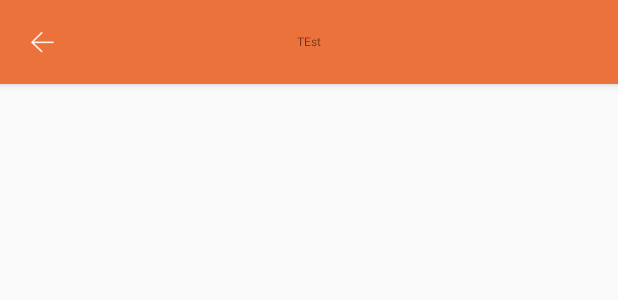
After one commit to PDonkey/PdkGiko, an Android app: the layout activity_web.xml on its own in the app's theme, with its tools: preview values and no code run, on a phone screen of 412 x 824 dp. The commit adds this screen. Shown: the top 300 px of the screen. Run offline under Robolectric (Android 15) with nearby library versions, the phone set to English and light mode, and no system bars; network calls fail.

```diff
--- a/app/src/main/java/com/pdk/pdkgiko/activity/GridActivity.java
+++ b/app/src/main/java/com/pdk/pdkgiko/activity/GridActivity.java
@@ -23,11 +23,8 @@ public class GridActivity extends BaseActivity implements GridGroupAdapter.DataC
     private DragGridView mGridView;
     private GridView mGridViewAll;
     private TextView mTextView;
-    //    private List<String> childList;
-//    private List<String> groupList;
     private List<GroupAppBean.AppBean> childList;
     private List<GroupAppBean.AppBean> groupList;
-    //    private List<GroupAppBean.AppBean> appBeanList;
     private GridChildAdapter gridChildAdapter;
     private GridGroupAdapter gridGroupAdapter;
 
@@ -50,9 +47,6 @@ public class GridActivity extends BaseActivity implements GridGroupAdapter.DataC
 //            groupList.add("item" + i);
             groupList.add(new GroupAppBean.AppBean(false, "item" + i));
         }
-//        for (int i = 0; i < 10; i++) {
-//            childList.add("item" + i);
-//        }
         gridChildAdapter = new GridChildAdapter(this, childList);
         gridGroupAdapter = new GridGroupAdapter(this, groupList, childList);
         mGridView.setAdapter(gridChildAdapter);
--- a/app/src/main/java/com/pdk/pdkgiko/ui/category/CategoryContract.java
+++ b/app/src/main/java/com/pdk/pdkgiko/ui/category/CategoryContract.java
@@ -22,7 +22,7 @@ public interface CategoryContract {
 
         void hideSwipLoading();
 
-        void setLoding();
+//        void setLoding();
 
         String getCategoryName();
 
--- /dev/null
+++ b/app/src/main/res/layout/activity_web.xml
@@ -0,0 +1,30 @@
+<?xml version="1.0" encoding="utf-8"?>
+<android.support.constraint.ConstraintLayout xmlns:android="http://schemas.android.com/apk/res/android"
+    xmlns:app="http://schemas.android.com/apk/res-auto"
+    android:layout_width="match_parent"
+    android:layout_height="match_parent">
+
+    <android.support.design.widget.AppBarLayout
+        android:layout_width="match_parent"
+        android:layout_height="wrap_content">
+
+        <android.support.v7.widget.Toolbar
+            android:id="@+id/web_toolbar"
+            android:layout_width="match_parent"
+            android:layout_height="?attr/actionBarSize"
+            android:fitsSystemWindows="true"
+            app:navigationIcon="@mipmap/icon_back">
+
+            <TextView
+                android:id="@+id/tv_web_title"
+                android:layout_width="wrap_content"
+                android:layout_height="wrap_content"
+                android:layout_gravity="center"
+                android:ellipsize="end"
+                android:maxLines="1"
+                android:text="TEst"
+                android:textSize="@dimen/sp_16" />
+        </android.support.v7.widget.Toolbar>
+    </android.support.design.widget.AppBarLayout>
+
+</android.support.constraint.ConstraintLayout>
```
Also changed, not shown: app/src/main/java/com/pdk/pdkgiko/fragment/CategoryFragment.java (+32 -13 lines), app/src/main/java/com/pdk/pdkgiko/ui/category/CategoryPresenter.java (+16 -37 lines), app/src/main/res/mipmap-xhdpi/icon_back.png (added).
